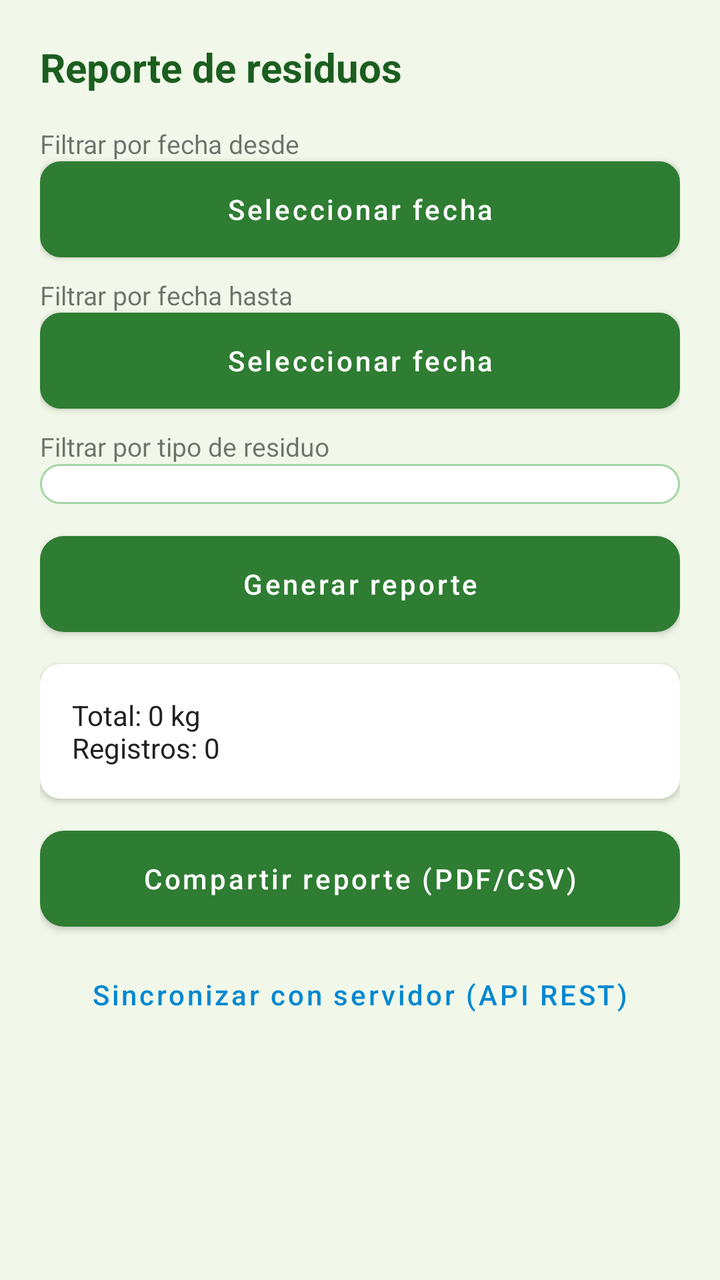
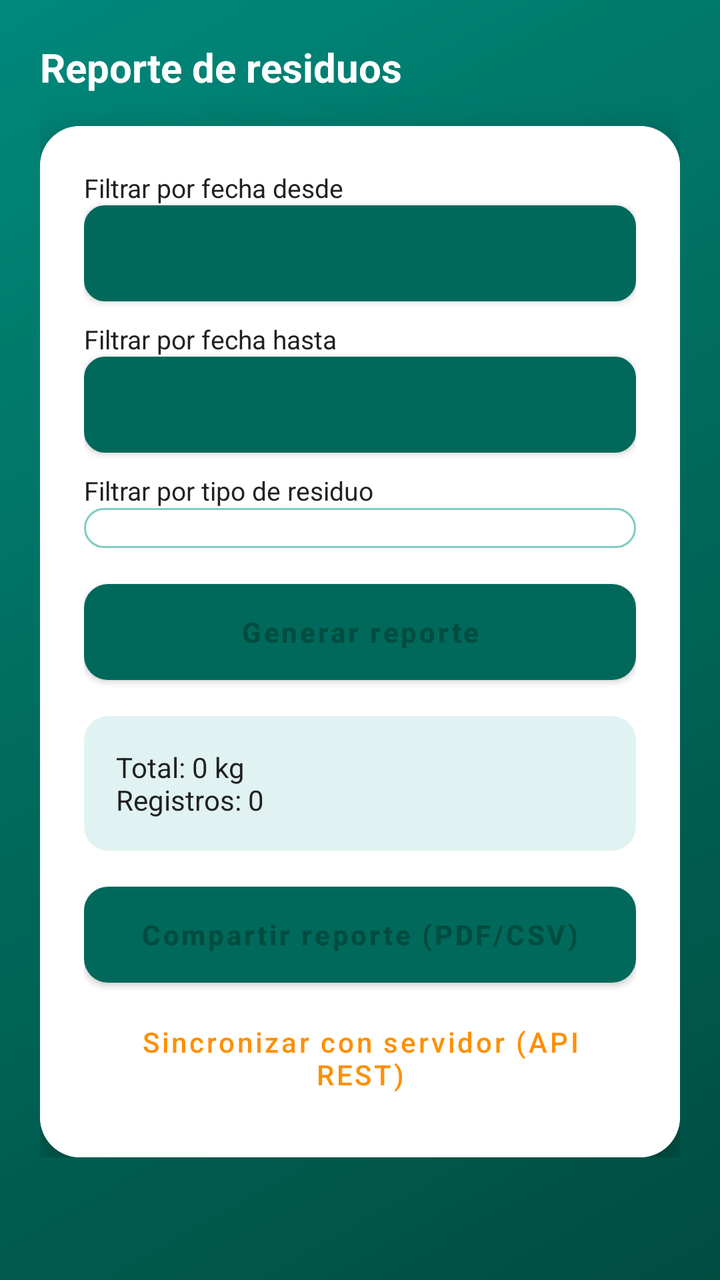

Screens rendered from an Android XML layout before and after an edit, with the pre-edit source and the edit as a unified diff.
<!-- AndroidManifest.xml: application theme Theme.EcoRecolecta -->
<!-- res/layout/activity_reportes.xml -->
<?xml version="1.0" encoding="utf-8"?>
<ScrollView xmlns:android="http://schemas.android.com/apk/res/android"
    android:layout_width="match_parent"
    android:layout_height="match_parent"
    android:background="@color/fondo">

    <LinearLayout
        android:id="@+id/main"
        android:layout_width="match_parent"
        android:layout_height="wrap_content"
        android:orientation="vertical"
        android:padding="20dp">

        <TextView
            android:layout_width="wrap_content"
            android:layout_height="wrap_content"
            android:text="Reporte de residuos"
            android:textColor="@color/verde_oscuro"
            android:textSize="20sp"
            android:textStyle="bold"
            android:layout_marginBottom="16dp" />

        <TextView android:layout_width="wrap_content" android:layout_height="wrap_content"
            android:text="Filtrar por fecha desde" android:textSize="13sp"/>
        <Button
            android:id="@+id/btnFechaDesde"
            android:layout_width="match_parent"
            android:layout_height="wrap_content"
            android:background="@drawable/bg_input"
            android:text="Seleccionar fecha"
            android:textAllCaps="false"
            android:layout_marginBottom="10dp" />

        <TextView android:layout_width="wrap_content" android:layout_height="wrap_content"
            android:text="Filtrar por fecha hasta" android:textSize="13sp"/>
        <Button
            android:id="@+id/btnFechaHasta"
            android:layout_width="match_parent"
            android:layout_height="wrap_content"
            android:background="@drawable/bg_input"
            android:text="Seleccionar fecha"
            android:textAllCaps="false"
            android:layout_marginBottom="10dp" />

        <TextView android:layout_width="wrap_content" android:layout_height="wrap_content"
            android:text="Filtrar por tipo de residuo" android:textSize="13sp"/>
        <Spinner
            android:id="@+id/spFiltroTipo"
            android:layout_width="match_parent"
            android:layout_height="wrap_content"
            android:background="@drawable/bg_input"
            android:layout_marginBottom="16dp" />

        <Button
            android:id="@+id/btnGenerar"
            android:layout_width="match_parent"
            android:layout_height="wrap_content"
            android:background="@drawable/bg_boton_verde"
            android:text="Generar reporte"
            android:textColor="@color/blanco"
            android:textAllCaps="false"
            android:layout_marginBottom="16dp" />

        <androidx.cardview.widget.CardView
            android:layout_width="match_parent"
            android:layout_height="wrap_content"
            app:cardCornerRadius="10dp"
            xmlns:app="http://schemas.android.com/apk/res-auto">
            <TextView
                android:id="@+id/tvResumen"
                android:layout_width="match_parent"
                android:layout_height="wrap_content"
                android:padding="16dp"
                android:textColor="@color/texto_oscuro"
                android:textSize="14sp"
                android:text="Total: 0 kg\nRegistros: 0" />
        </androidx.cardview.widget.CardView>

        <Button
            android:id="@+id/btnCompartir"
            android:layout_width="match_parent"
            android:layout_height="wrap_content"
            android:layout_marginTop="16dp"
            android:background="@drawable/bg_boton_verde"
            android:text="Compartir reporte (PDF/CSV)"
            android:textColor="@color/blanco"
            android:textAllCaps="false" />

        <Button
            android:id="@+id/btnSincronizar"
            android:layout_width="match_parent"
            android:layout_height="wrap_content"
            android:layout_marginTop="10dp"
            android:background="@android:color/transparent"
            android:text="Sincronizar con servidor (API REST)"
            android:textColor="@color/acento_azul"
            android:textAllCaps="false" />

    </LinearLayout>
</ScrollView>
<!-- resources referenced by this layout -->
<resources>
  <color name="acento_azul">#0288D1</color>
  <color name="blanco">#FFFFFF</color>
  <color name="fondo">#F1F8E9</color>
  <color name="texto_oscuro">#212121</color>
  <color name="verde_oscuro">#1B5E20</color>
  <!-- drawable bg_boton_verde (drawable) -->
  <shape xmlns:android="http://schemas.android.com/apk/res/android" android:shape="rectangle">
      <solid android:color="@color/verde_primario" />
      <corners android:radius="12dp" />
      <padding android:left="16dp" android:top="14dp" android:right="16dp" android:bottom="14dp" />
  </shape>
  <!-- drawable bg_input (drawable) -->
  <shape xmlns:android="http://schemas.android.com/apk/res/android" android:shape="rectangle">
      <solid android:color="@color/blanco" />
      <stroke android:width="1dp" android:color="@color/verde_claro" />
      <corners android:radius="10dp" />
      <padding android:left="14dp" android:top="10dp" android:right="14dp" android:bottom="10dp" />
  </shape>
  <style name="Theme.EcoRecolecta" parent="Theme.MaterialComponents.DayNight.NoActionBar">
          <item name="colorPrimary">@color/verde_primario</item>
          <item name="colorPrimaryVariant">@color/verde_oscuro</item>
          <item name="colorSecondary">@color/acento_azul</item>
          <item name="android:windowBackground">@color/fondo</item>
          <item name="android:statusBarColor">@color/verde_oscuro</item>
      </style>
  <color name="verde_primario">#2E7D32</color>
  <color name="verde_claro">#A5D6A7</color>
</resources>

<!-- the commit's change to res/layout/activity_reportes.xml (unified diff, before → after) -->
@@ -1,8 +1,9 @@
 <?xml version="1.0" encoding="utf-8"?>
 <ScrollView xmlns:android="http://schemas.android.com/apk/res/android"
+    xmlns:app="http://schemas.android.com/apk/res-auto"
     android:layout_width="match_parent"
     android:layout_height="match_parent"
-    android:background="@color/fondo">
+    android:background="@drawable/bg_gradient_pantalla">
 
     <LinearLayout
         android:id="@+id/main"
@@ -15,86 +16,107 @@
             android:layout_width="wrap_content"
             android:layout_height="wrap_content"
             android:text="Reporte de residuos"
-            android:textColor="@color/verde_oscuro"
+            android:textColor="@color/blanco"
             android:textSize="20sp"
             android:textStyle="bold"
-            android:layout_marginBottom="16dp" />
-
-        <TextView android:layout_width="wrap_content" android:layout_height="wrap_content"
-            android:text="Filtrar por fecha desde" android:textSize="13sp"/>
-        <Button
-            android:id="@+id/btnFechaDesde"
-            android:layout_width="match_parent"
-            android:layout_height="wrap_content"
-            android:background="@drawable/bg_input"
-            android:text="Seleccionar fecha"
-            android:textAllCaps="false"
-            android:layout_marginBottom="10dp" />
-
-        <TextView android:layout_width="wrap_content" android:layout_height="wrap_content"
-            android:text="Filtrar por fecha hasta" android:textSize="13sp"/>
-        <Button
-            android:id="@+id/btnFechaHasta"
-            android:layout_width="match_parent"
-            android:layout_height="wrap_content"
-            android:background="@drawable/bg_input"
-            android:text="Seleccionar fecha"
-            android:textAllCaps="false"
-            android:layout_marginBottom="10dp" />
-
-        <TextView android:layout_width="wrap_content" android:layout_height="wrap_content"
-            android:text="Filtrar por tipo de residuo" android:textSize="13sp"/>
-        <Spinner
-            android:id="@+id/spFiltroTipo"
-            android:layout_width="match_parent"
-            android:layout_height="wrap_content"
-            android:background="@drawable/bg_input"
-            android:layout_marginBottom="16dp" />
-
-        <Button
-            android:id="@+id/btnGenerar"
-            android:layout_width="match_parent"
-            android:layout_height="wrap_content"
-            android:background="@drawable/bg_boton_verde"
-            android:text="Generar reporte"
-            android:textColor="@color/blanco"
-            android:textAllCaps="false"
             android:layout_marginBottom="16dp" />
 
         <androidx.cardview.widget.CardView
             android:layout_width="match_parent"
             android:layout_height="wrap_content"
-            app:cardCornerRadius="10dp"
-            xmlns:app="http://schemas.android.com/apk/res-auto">
-            <TextView
-                android:id="@+id/tvResumen"
+            app:cardCornerRadius="20dp"
+            app:cardElevation="12dp">
+
+            <LinearLayout
                 android:layout_width="match_parent"
                 android:layout_height="wrap_content"
-                android:padding="16dp"
-                android:textColor="@color/texto_oscuro"
-                android:textSize="14sp"
-                android:text="Total: 0 kg\nRegistros: 0" />
+                android:orientation="vertical"
+                android:background="@color/blanco"
+                android:padding="22dp">
+
+                <TextView android:layout_width="wrap_content" android:layout_height="wrap_content"
+                    android:text="Filtrar por fecha desde" android:textSize="13sp" android:textColor="@color/texto_oscuro"/>
+                <Button
+                    android:id="@+id/btnFechaDesde"
+                    android:layout_width="match_parent"
+                    android:layout_height="wrap_content"
+                    android:background="@drawable/bg_input"
+                    android:text="Seleccionar fecha"
+                    android:textAllCaps="false"
+                    android:textColor="@color/teal_700"
+                    android:layout_marginBottom="10dp" />
+
+                <TextView android:layout_width="wrap_content" android:layout_height="wrap_content"
+                    android:text="Filtrar por fecha hasta" android:textSize="13sp" android:textColor="@color/texto_oscuro"/>
+                <Button
+                    android:id="@+id/btnFechaHasta"
+                    android:layout_width="match_parent"
+                    android:layout_height="wrap_content"
+                    android:background="@drawable/bg_input"
+                    android:text="Seleccionar fecha"
+                    android:textAllCaps="false"
+                    android:textColor="@color/teal_700"
+                    android:layout_marginBottom="10dp" />
+
+                <TextView android:layout_width="wrap_content" android:layout_height="wrap_content"
+                    android:text="Filtrar por tipo de residuo" android:textSize="13sp" android:textColor="@color/texto_oscuro"/>
+                <Spinner
+                    android:id="@+id/spFiltroTipo"
+                    android:layout_width="match_parent"
+                    android:layout_height="wrap_content"
+                    android:background="@drawable/bg_input"
+                    android:layout_marginBottom="18dp" />
+
+                <Button
+                    android:id="@+id/btnGenerar"
+                    android:layout_width="match_parent"
+                    android:layout_height="wrap_content"
+                    android:background="@drawable/bg_boton_verde"
+                    android:text="Generar reporte"
+                    android:textColor="@color/teal_900"
+                    android:textStyle="bold"
+                    android:textAllCaps="false"
+                    android:layout_marginBottom="18dp" />
+
+                <androidx.cardview.widget.CardView
+                    android:layout_width="match_parent"
+                    android:layout_height="wrap_content"
+                    app:cardBackgroundColor="@color/fondo"
+                    app:cardCornerRadius="12dp"
+                    app:cardElevation="0dp">
+                    <TextView
+                        android:id="@+id/tvResumen"
+                        android:layout_width="match_parent"
+                        android:layout_height="wrap_content"
+                        android:padding="16dp"
+                        android:textColor="@color/texto_oscuro"
+                        android:textSize="14sp"
+                        android:text="Total: 0 kg&#10;Registros: 0" />
+                </androidx.cardview.widget.CardView>
+
+                <Button
+                    android:id="@+id/btnCompartir"
+                    android:layout_width="match_parent"
+                    android:layout_height="wrap_content"
+                    android:layout_marginTop="18dp"
+                    android:background="@drawable/bg_boton_verde"
+                    android:text="Compartir reporte (PDF/CSV)"
+                    android:textColor="@color/teal_900"
+                    android:textStyle="bold"
+                    android:textAllCaps="false" />
+
+                <Button
+                    android:id="@+id/btnSincronizar"
+                    android:layout_width="match_parent"
+                    android:layout_height="wrap_content"
+                    android:layout_marginTop="10dp"
+                    android:background="@android:color/transparent"
+                    android:text="Sincronizar con servidor (API REST)"
+                    android:textColor="@color/ambar_oscuro"
+                    android:textAllCaps="false" />
+
+            </LinearLayout>
         </androidx.cardview.widget.CardView>
-
-        <Button
-            android:id="@+id/btnCompartir"
-            android:layout_width="match_parent"
-            android:layout_height="wrap_content"
-            android:layout_marginTop="16dp"
-            android:background="@drawable/bg_boton_verde"
-            android:text="Compartir reporte (PDF/CSV)"
-            android:textColor="@color/blanco"
-            android:textAllCaps="false" />
-
-        <Button
-            android:id="@+id/btnSincronizar"
-            android:layout_width="match_parent"
-            android:layout_height="wrap_content"
-            android:layout_marginTop="10dp"
-            android:background="@android:color/transparent"
-            android:text="Sincronizar con servidor (API REST)"
-            android:textColor="@color/acento_azul"
-            android:textAllCaps="false" />
 
     </LinearLayout>
 </ScrollView>
<!-- resource entries referenced after the edit -->
@@ -1,15 +1,25 @@
 <!-- resources referenced by this layout -->
 <resources>
-  <color name="acento_azul">#0288D1</color>
+  <color name="ambar_oscuro">#FF8F00</color>
   <color name="blanco">#FFFFFF</color>
-  <color name="fondo">#F1F8E9</color>
+  <color name="fondo">#E0F2F1</color>
+  <color name="teal_700">#00695C</color>
+  <color name="teal_900">#004D40</color>
   <color name="texto_oscuro">#212121</color>
-  <color name="verde_oscuro">#1B5E20</color>
   <!-- drawable bg_boton_verde (drawable) -->
   <shape xmlns:android="http://schemas.android.com/apk/res/android" android:shape="rectangle">
-      <solid android:color="@color/verde_primario" />
+      <solid android:color="@color/ambar" />
       <corners android:radius="12dp" />
       <padding android:left="16dp" android:top="14dp" android:right="16dp" android:bottom="14dp" />
+  </shape>
+  <!-- drawable bg_gradient_pantalla (drawable) -->
+  <shape xmlns:android="http://schemas.android.com/apk/res/android" android:shape="rectangle">
+      <gradient
+          android:type="linear"
+          android:angle="135"
+          android:startColor="@color/teal_900"
+          android:centerColor="@color/teal_700"
+          android:endColor="@color/teal_500" />
   </shape>
   <!-- drawable bg_input (drawable) -->
   <shape xmlns:android="http://schemas.android.com/apk/res/android" android:shape="rectangle">
@@ -19,13 +29,14 @@
       <padding android:left="14dp" android:top="10dp" android:right="14dp" android:bottom="10dp" />
   </shape>
   <style name="Theme.EcoRecolecta" parent="Theme.MaterialComponents.DayNight.NoActionBar">
-          <item name="colorPrimary">@color/verde_primario</item>
-          <item name="colorPrimaryVariant">@color/verde_oscuro</item>
-          <item name="colorSecondary">@color/acento_azul</item>
-          <item name="android:windowBackground">@color/fondo</item>
-          <item name="android:statusBarColor">@color/verde_oscuro</item>
+          <item name="colorPrimary">@color/teal_700</item>
+          <item name="colorPrimaryVariant">@color/teal_900</item>
+          <item name="colorSecondary">@color/ambar</item>
+          <item name="android:windowBackground">@color/teal_900</item>
+          <item name="android:statusBarColor">@color/teal_900</item>
       </style>
-  <color name="verde_primario">#2E7D32</color>
-  <color name="verde_claro">#A5D6A7</color>
+  <color name="ambar">#FFB300</color>
+  <color name="teal_500">#00897B</color>
+  <color name="verde_claro">#80CBC4</color>
 </resources>
 
